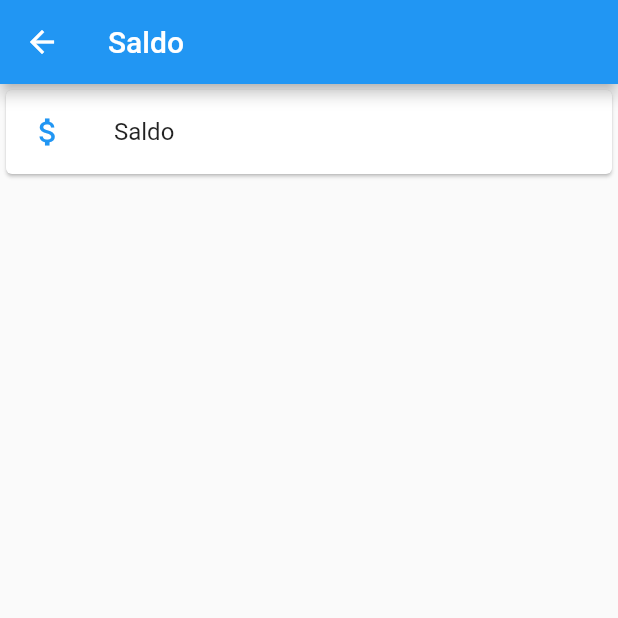
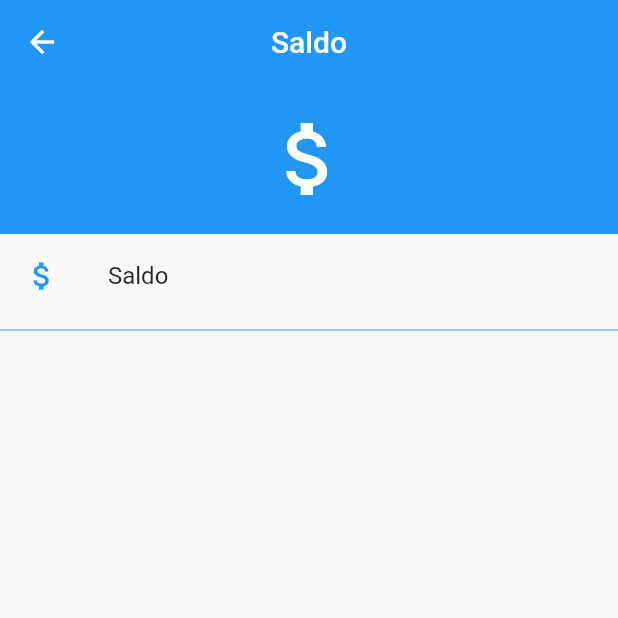
Before and after one commit to todo-devs/todo_v1, a Flutter app: the screen it shows after launch, after a tap on "Saldo", on a phone screen of 412 x 824 dp, the top half of it. Run offline on Flutter 3.47's test engine with Material 2 defaults, Android fonts, the light colour scheme and no system bars; missing offline and left inert: ussd.

Commit message:
Some changes in design

```diff
--- a/lib/components/ussd_widget.dart
+++ b/lib/components/ussd_widget.dart
@@ -62,16 +62,19 @@ class UssdCategoryWidget extends StatelessWidget {
             builder: (context) => UssdWidgets(
                 title: category.name,
                 ussdCodes: category.codes,
-            ),
+                icon: category.icon),
           ),
         );
       },
-      child: Card(
-        child: ListTile(
+      child: Column(children: <Widget>[
+        ListTile(
           leading: Icon(category.icon, color: Colors.blue),
           title: Text(category.name),
         ),
-      ),
+        Divider(
+          color: Colors.blue,
+        )
+      ]),
     );
   }
 }
@@ -79,22 +82,37 @@ class UssdCategoryWidget extends StatelessWidget {
 class UssdWidgets extends StatelessWidget {
   final List<UssdCode> ussdCodes;
   final String title;
+  final IconData icon;
 
-  UssdWidgets({this.ussdCodes, this.title});
+  UssdWidgets({this.ussdCodes, this.title, this.icon});
 
   @override
   Widget build(BuildContext context) {
     return Scaffold(
       appBar: AppBar(
+        elevation: 0,
         title: Text(title),
+        centerTitle: true,
       ),
-      body: ListView.builder(
+      body: ListView(
+        children: <Widget>[
+          Container(
+            height: 100,
+            color: Colors.blue,
+            child: Icon(icon, size: 64, color: Colors.white),
+          ),
+          Container(
+            height: MediaQuery.of(context).size.height - 200,
+            child: ListView.builder(
                 itemCount: ussdCodes.length,
                 itemBuilder: (context, index) {
                   return UssdWidget(
                     ussdCode: ussdCodes[index],
                   );
                 }),
+          )
+        ],
+      ),
     );
   }
 }
@@ -131,12 +149,15 @@ class SimpleCode extends StatelessWidget {
       onTap: () {
         launchUssd(code);
       },
-      child: Card(
-        child: ListTile(
+      child: Column(children: <Widget>[
+        ListTile(
           leading: Icon(icon, color: Colors.blue),
           title: Text(name),
         ),
-      ),
+        Divider(
+          color: Colors.blue,
+        )
+      ]),
     );
   }
 }
@@ -159,12 +180,15 @@ class CodeWithForm extends StatelessWidget {
           ),
         );
       },
-      child: Card(
-        child: ListTile(
+      child: Column(children: <Widget>[
+        ListTile(
           leading: Icon(code.icon, color: Colors.blue),
           title: Text(code.name),
         ),
-      ),
+        Divider(
+          color: Colors.blue,
+        )
+      ]),
     );
   }
 }
--- a/lib/pages/home_page.dart
+++ b/lib/pages/home_page.dart
@@ -18,11 +18,17 @@ class _HomePageState extends State<HomePage> {
   Widget build(BuildContext context) {
     return Scaffold(
       appBar: AppBar(
+        elevation: 0,
         title: Text(widget.title),
       ),
-        body: Container(
-          alignment: Alignment.center,
-          child: ListView(children: <Widget>[
+      body: ListView(children: <Widget>[
+        Container(
+          height: 100,
+          color: Colors.blue,
+          child: Center(
+            child: Icon(Icons.developer_mode, size: 64, color: Colors.white),
+          ),
+        ),
         Container(
           child: InkWell(
             onTap: () {
@@ -33,7 +39,7 @@ class _HomePageState extends State<HomePage> {
                             title: 'Wifi Login',
                           )));
             },
-                child: Card(
+            child: Container(
                 child: ListTile(
               title: Text('Wifi Login'),
               leading: Icon(
@@ -43,12 +49,12 @@ class _HomePageState extends State<HomePage> {
             )),
           ),
         ),
-            Divider(),
+        Divider(color: Colors.blue),
         Container(
           height: MediaQuery.of(context).size.height - 170,
           child: UssdCategoriesWidget(),
         ),
       ]),
-        ));
+    );
   }
 }
--- a/lib/pages/login_page.dart
+++ b/lib/pages/login_page.dart
@@ -16,8 +16,19 @@ class _LoginPageState extends State<LoginPage> {
     return Scaffold(
         appBar: AppBar(
           title: Text(widget.title),
+          elevation: 0,
         ),
-      body: Container(
+        body: ListView(
+          children: <Widget>[
+            Container(
+              height: 100,
+              color: Colors.blue,
+              child: Center(
+                child: Icon(Icons.wifi, size: 64, color: Colors.white,),
+              ),
+            ),
+            Container(
+              height: MediaQuery.of(context).size.height - 200,
               alignment: Alignment.center,
               child: Center(
                   child: Padding(
@@ -27,6 +38,7 @@ class _LoginPageState extends State<LoginPage> {
                             padding: EdgeInsets.all(20.0), child: LoginForm()),
                       ))),
             ),
-    );
+          ],
+        ));
   }
 }
```
Lines whose indentation alone changed are shown as unchanged.
